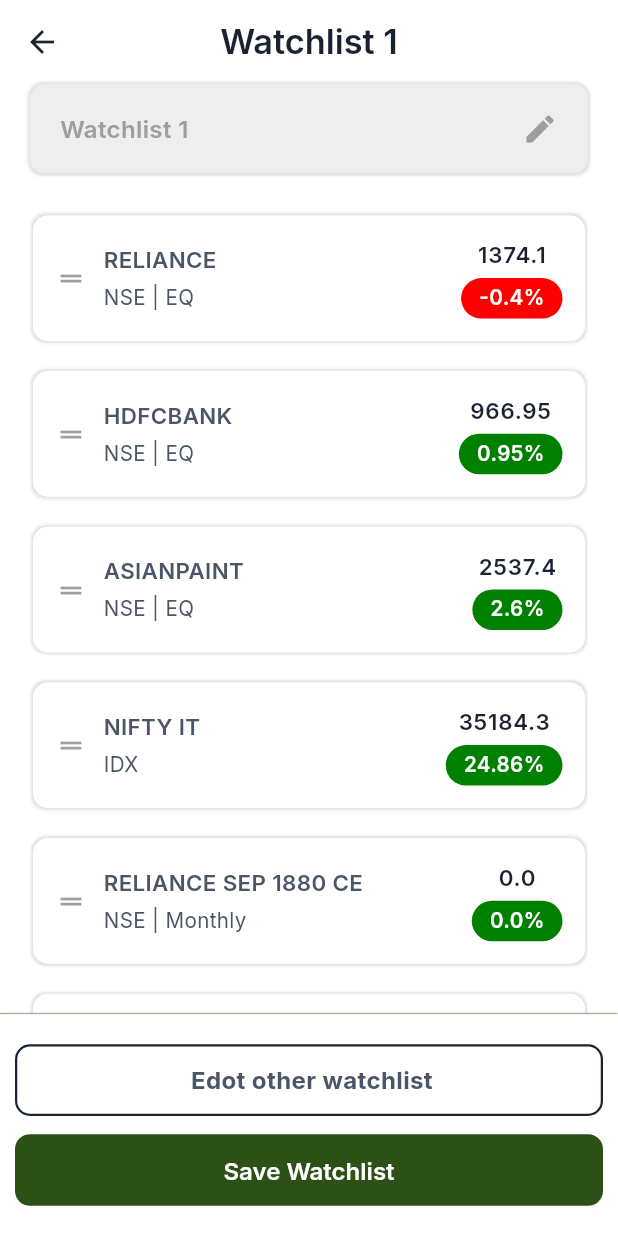
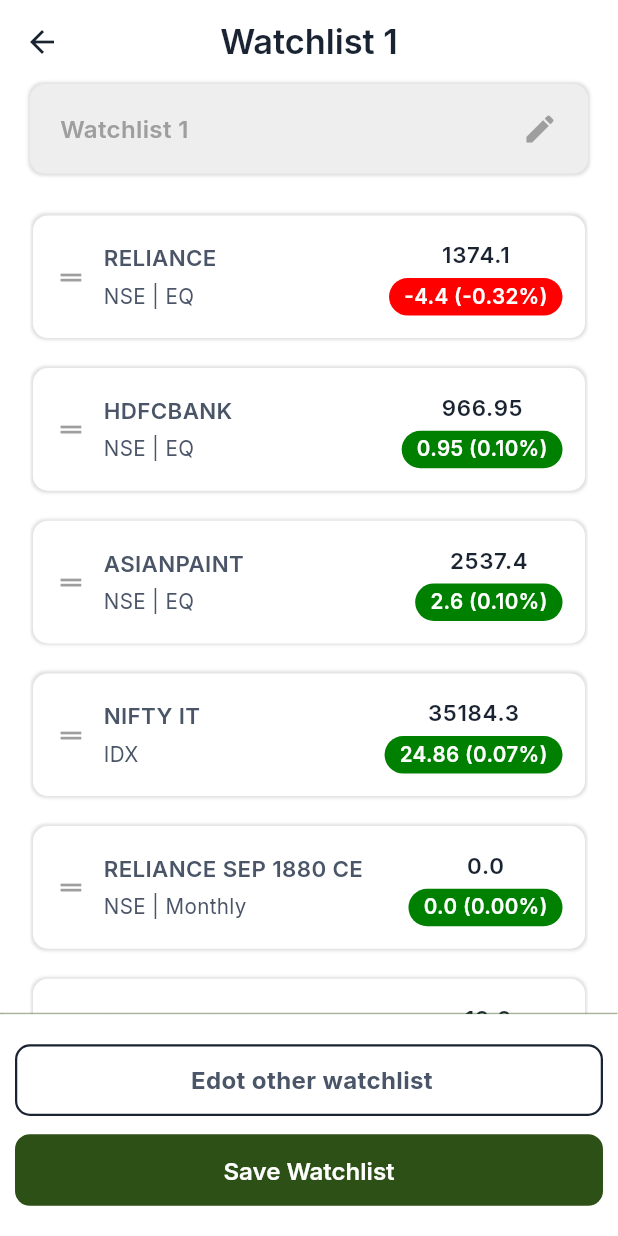
Before and after one commit to Fahadbinfayaz96/Flutter_WatchList_Bloc, a Flutter app: the screen it shows after launch, after a tap on "RELIANCE", on a phone screen of 412 x 824 dp. Run offline on Flutter 3.47's test engine with Material 3 defaults, Android fonts, the phone set to English and light mode, and no system bars; drawn by our look-alikes of flutter_slidable; our stand-ins replace equatable, flutter_bloc, flutter_screenutil, go_router, google_fonts.

Commit message:
improved code

```diff
--- a/lib/features/watchlist/data/stocks_data.dart
+++ b/lib/features/watchlist/data/stocks_data.dart
@@ -6,7 +6,7 @@
       id: "1",
       name: "RELIANCE",
       price: 1374.10,
-      change: -0.40,
+      change: -4.40,
       type: "NSE | EQ",
     ),
     StocksModel(
@@ -49,6 +49,7 @@
       name: "MRF",
       price: 147625.00,
       change: 5.00,
+
       type: "NSE | EQ",
     ),
     StocksModel(
@@ -58,8 +59,6 @@
       change: 3.80,
       type: "BSE | EQ",
     ),
-
-    // Additional realistic stocks
     StocksModel(
       id: "9",
       name: "TCS",
@@ -72,6 +71,7 @@
       name: "INFY",
       price: 1620.75,
       change: -10.30,
+
       type: "NSE | EQ",
     ),
     StocksModel(
@@ -107,6 +107,7 @@
       name: "KOTAKBANK",
       price: 1750.60,
       change: -9.45,
+
       type: "NSE | EQ",
     ),
     StocksModel(
--- a/lib/features/watchlist/screens/reorder_screen.dart
+++ b/lib/features/watchlist/screens/reorder_screen.dart
@@ -10,6 +10,8 @@
 import 'package:flutter_watchlist_bloc/features/watchlist/widgets/list_card_widget.dart';
 import 'package:flutter_watchlist_bloc/features/watchlist/widgets/buttons/primary_button.dart';
 import 'package:flutter_watchlist_bloc/features/watchlist/widgets/buttons/secondary_button.dart';
+
+import '../widgets/changePercentageCalculator.dart';
 
 class ReorderWatchlistScreen extends StatelessWidget {
   final String watchlistTitle;
@@ -218,8 +220,8 @@
 
                     Container(
                       padding: const EdgeInsets.symmetric(
-                        horizontal: 12,
-                        vertical: 3,
+                        horizontal: 10,
+                        vertical: 2,
                       ),
 
                       decoration: BoxDecoration(
@@ -229,7 +231,7 @@
                         borderRadius: BorderRadius.circular(20),
                       ),
                       child: Text(
-                        "${widget.stocks[index].change.toString()}%",
+                        "${widget.stocks[index].change.toString()} (${calculateChangePercent(widget.stocks[index].change, widget.stocks[index].price).toStringAsFixed(2)}%)",
                         style: Theme.of(context).textTheme.bodyMedium?.copyWith(
                           fontSize: 12.sp,
                           fontWeight: FontWeight.w600,
--- a/lib/features/watchlist/screens/watchlist_screen.dart
+++ b/lib/features/watchlist/screens/watchlist_screen.dart
@@ -8,6 +8,7 @@
 import 'package:go_router/go_router.dart';
 
 import '../../../core/theme.dart';
+import '../widgets/changePercentageCalculator.dart';
 
 class WatchlistScreen extends StatefulWidget {
   const WatchlistScreen({super.key});
@@ -191,7 +192,7 @@
             child: TabBarView(
               children: [
                 StockList(watchlistTitle: "Watchlist 1"),
-                StockList(watchlistTitle: "Watchlist 2"),
+                Center(child: Text("coming soon...")),
                 Center(child: Text("coming soon...")),
               ],
             ),
@@ -254,6 +255,7 @@
                       ),
 
                       Column(
+                        crossAxisAlignment: CrossAxisAlignment.end,
                         children: [
                           Text(
                             stocks[index].price.toString(),
@@ -266,8 +268,8 @@
                           SizedBox(height: 10.h),
                           Container(
                             padding: const EdgeInsets.symmetric(
-                              horizontal: 12,
-                              vertical: 3,
+                              horizontal: 10,
+                              vertical: 2,
                             ),
 
                             decoration: BoxDecoration(
@@ -278,7 +280,7 @@
                             ),
 
                             child: Text(
-                              "${stocks[index].change.toString()}%",
+                              "${stocks[index].change.toString()} (${calculateChangePercent(stocks[index].change, stocks[index].price).toStringAsFixed(2)}%)",
                               style: Theme.of(context).textTheme.bodyMedium
                                   ?.copyWith(
                                     fontSize: 12.sp,
--- /dev/null
+++ b/lib/features/watchlist/widgets/changePercentageCalculator.dart
@@ -0,0 +1,4 @@
+double calculateChangePercent(double change, double price) {
+  if (price == 0) return 0;
+  return (change / (price - change)) * 100;
+}
```
